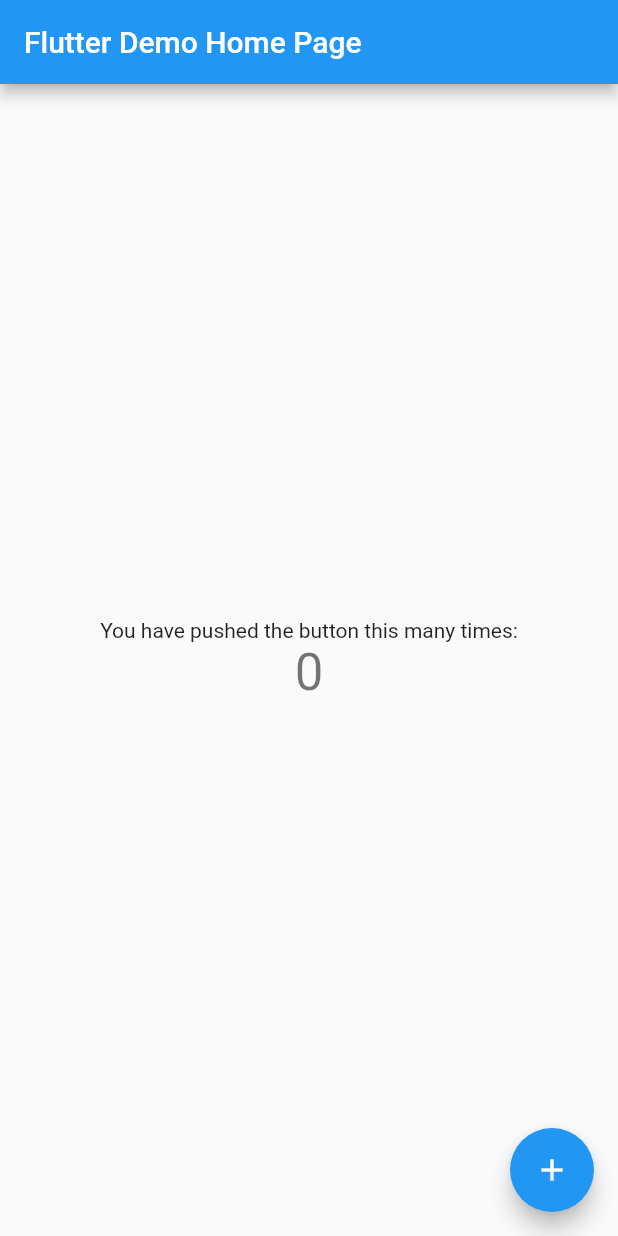
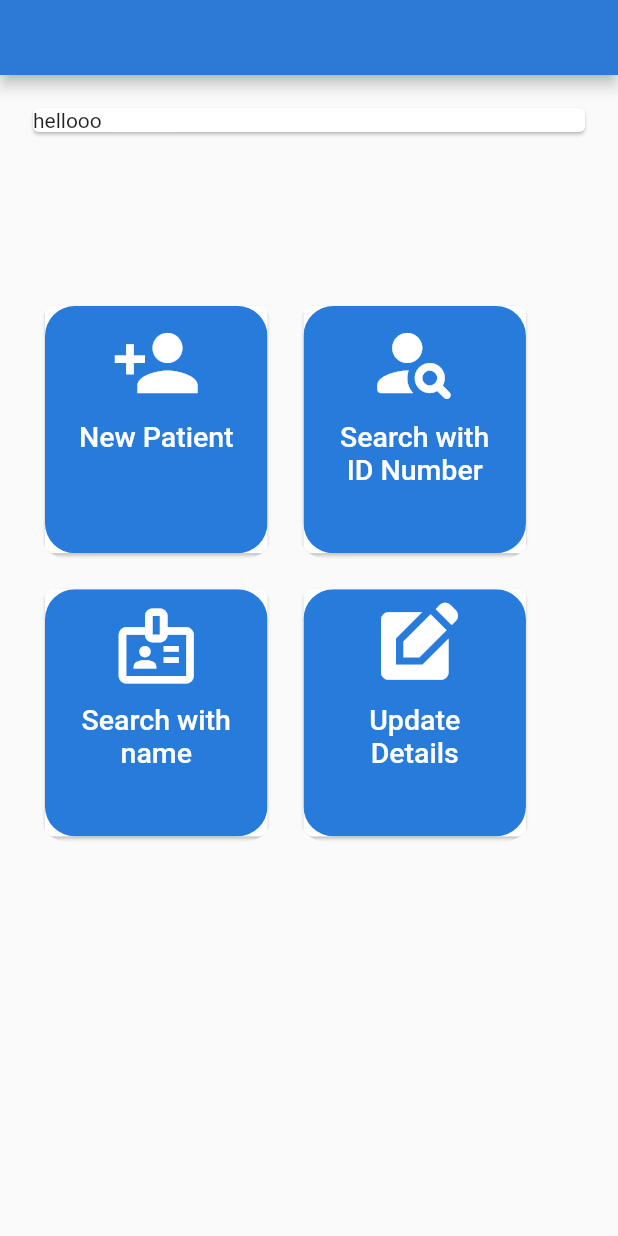
Before and after one commit to marvinlartey/roseth_eye_care, a Flutter app: the screen it shows after launch, on a phone screen of 412 x 824 dp. Run offline on Flutter 3.47's test engine with Material 2 defaults, Android fonts, the phone set to English and light mode, and no system bars; our stand-ins replace cloud_firestore, firebase_core; accounts and stored records are empty.

Commit message:
basic pages

```diff
--- /dev/null
+++ b/lib/Pages/staff/homepage_staff.dart
@@ -0,0 +1,114 @@
+import 'package:flutter/material.dart';
+import 'package:roseth_eye_care/Pages/staff/new_patient.dart';
+
+class StaffHomePage extends StatelessWidget {
+  const StaffHomePage({super.key});
+
+  @override
+  Widget build(BuildContext context) {
+    // ignore: unused_local_variable
+    double screenWidth = MediaQuery.of(context).size.width;
+    // ignore: unused_local_variable
+    double screenHeight = MediaQuery.of(context).size.height;
+    return Scaffold(
+      appBar: AppBar(
+        toolbarHeight: 50,
+        backgroundColor: const Color.fromARGB(255, 44, 122, 211),
+      ),
+      body: const Padding(
+        padding: EdgeInsets.all(18.0),
+        child: Column(children: [
+          Card(
+            child: Row(children: [Text("hellooo")]),
+          ),
+          Padding(padding: EdgeInsets.all(50)),
+          Row(
+            children: [
+              MainButton(
+                icon: Icons.person_add,
+                text: 'New Patient',
+              ),
+              MainButton(
+                icon: Icons.person_search_rounded,
+                text: 'Search with ID Number',
+              ),
+            ],
+          ),
+          Row(
+            children: [
+              MainButton(
+                icon: Icons.badge_outlined,
+                text: 'Search with name',
+              ),
+              MainButton(
+                icon: Icons.edit_square,
+                text: 'Update Details',
+              ),
+            ],
+          ),
+        ]),
+      ),
+    );
+  }
+}
+
+class MainButton extends StatelessWidget {
+  final String text;
+  final IconData icon;
+  const MainButton({
+    super.key,
+    required this.text,
+    required this.icon,
+  });
+
+  @override
+  Widget build(BuildContext context) {
+    double screenWidth = MediaQuery.of(context).size.width;
+    double screenHeight = MediaQuery.of(context).size.height;
+    return Padding(
+      padding: const EdgeInsets.all(8.0),
+      child: InkWell(
+        onTap: () {
+          Navigator.push(context,
+              MaterialPageRoute(builder: (context) => const NewPatient()));
+        },
+        child: ClipRRect(
+          borderRadius: const BorderRadius.all(Radius.circular(20)),
+          child: Card(
+            child: ClipRRect(
+              borderRadius: BorderRadius.circular(20),
+              child: Container(
+                color: const Color.fromARGB(255, 38, 123, 219),
+                width: screenWidth * 0.36,
+                height: screenHeight * 0.20,
+                child: Padding(
+                  padding: const EdgeInsets.all(8.0),
+                  child: Column(
+                    children: [
+                      Icon(
+                        icon,
+                        color: Colors.white,
+                        size: 60,
+                      ),
+                      Padding(
+                        padding: const EdgeInsets.all(8.0),
+                        child: Text(
+                          text,
+                          textAlign: TextAlign.center,
+                          style: const TextStyle(
+                              fontSize: 19,
+                              fontWeight: FontWeight.w500,
+                              color: Colors.white),
+                        ),
+                      )
+                    ],
+                  ),
+                ),
+              ),
+            ),
+          ),
+        ),
+      ),
+    );
+  }
+}
--- a/lib/main.dart
+++ b/lib/main.dart
@@ -1,115 +1,39 @@
+import 'package:cloud_firestore/cloud_firestore.dart';
+import 'package:firebase_core/firebase_core.dart';
 import 'package:flutter/material.dart';
+import 'package:roseth_eye_care/Pages/staff/homepage_staff.dart';
 
-void main() {
+void main() async {
+  WidgetsFlutterBinding.ensureInitialized();
+  await Firebase.initializeApp();
   runApp(const MyApp());
 }
 
 class MyApp extends StatelessWidget {
   const MyApp({super.key});
 
-  // This widget is the root of your application.
   @override
   Widget build(BuildContext context) {
     return MaterialApp(
+      debugShowCheckedModeBanner: false,
       title: 'Flutter Demo',
       theme: ThemeData(
-        // This is the theme of your application.
-        //
-        // Try running your application with "flutter run". You'll see the
-        // application has a blue toolbar. Then, without quitting the app, try
-        // changing the primarySwatch below to Colors.green and then invoke
-        // "hot reload" (press "r" in the console where you ran "flutter run",
-        // or simply save your changes to "hot reload" in a Flutter IDE).
-        // Notice that the counter didn't reset back to zero; the application
-        // is not restarted.
         primarySwatch: Colors.blue,
       ),
-      home: const MyHomePage(title: 'Flutter Demo Home Page'),
+      home: const StaffHomePage(),
     );
   }
 }
 
-class MyHomePage extends StatefulWidget {
-  const MyHomePage({super.key, required this.title});
-
-  // This widget is the home page of your application. It is stateful, meaning
-  // that it has a State object (defined below) that contains fields that affect
-  // how it looks.
-
-  // This class is the configuration for the state. It holds the values (in this
-  // case the title) provided by the parent (in this case the App widget) and
-  // used by the build method of the State. Fields in a Widget subclass are
-  // always marked "final".
-
-  final String title;
-
-  @override
-  State<MyHomePage> createState() => _MyHomePageState();
+void addPatient(String name, int age, String? gender, String idNumber,
+    String phoneNumber, String nextOfKin, String nextOfKinPhone) {
+  FirebaseFirestore.instance.collection('patients').add({
+    'name': name,
+    'age': age,
+    'gender': gender,
+    'idNumber': idNumber,
+    'phoneNumber': phoneNumber,
+    'nextOfKin': nextOfKin,
+    'nextOfKinPhone': nextOfKinPhone,
+  });
 }
-
-class _MyHomePageState extends State<MyHomePage> {
-  int _counter = 0;
-
-  void _incrementCounter() {
-    setState(() {
-      // This call to setState tells the Flutter framework that something has
-      // changed in this State, which causes it to rerun the build method below
-      // so that the display can reflect the updated values. If we changed
-      // _counter without calling setState(), then the build method would not be
-      // called again, and so nothing would appear to happen.
-      _counter++;
-    });
-  }
-
-  @override
-  Widget build(BuildContext context) {
-    // This method is rerun every time setState is called, for instance as done
-    // by the _incrementCounter method above.
-    //
-    // The Flutter framework has been optimized to make rerunning build methods
-    // fast, so that you can just rebuild anything that needs updating rather
-    // than having to individually change instances of widgets.
-    return Scaffold(
-      appBar: AppBar(
-        // Here we take the value from the MyHomePage object that was created by
-        // the App.build method, and use it to set our appbar title.
-        title: Text(widget.title),
-      ),
-      body: Center(
-        // Center is a layout widget. It takes a single child and positions it
-        // in the middle of the parent.
-        child: Column(
-          // Column is also a layout widget. It takes a list of children and
-          // arranges them vertically. By default, it sizes itself to fit its
-          // children horizontally, and tries to be as tall as its parent.
-          //
-          // Invoke "debug painting" (press "p" in the console, choose the
-          // "Toggle Debug Paint" action from the Flutter Inspector in Android
-          // Studio, or the "Toggle Debug Paint" command in Visual Studio Code)
-          // to see the wireframe for each widget.
-          //
-          // Column has various properties to control how it sizes itself and
-          // how it positions its children. Here we use mainAxisAlignment to
-          // center the children vertically; the main axis here is the vertical
-          // axis because Columns are vertical (the cross axis would be
-          // horizontal).
-          mainAxisAlignment: MainAxisAlignment.center,
-          children: <Widget>[
-            const Text(
-              'You have pushed the button this many times:',
-            ),
-            Text(
-              '$_counter',
-              style: Theme.of(context).textTheme.headlineMedium,
-            ),
-          ],
-        ),
-      ),
-      floatingActionButton: FloatingActionButton(
-        onPressed: _incrementCounter,
-        tooltip: 'Increment',
-        child: const Icon(Icons.add),
-      ), // This trailing comma makes auto-formatting nicer for build methods.
-    );
-  }
-}
--- a/pubspec.yaml
+++ b/pubspec.yaml
@@ -35,6 +35,8 @@
   # The following adds the Cupertino Icons font to your application.
   # Use with the CupertinoIcons class for iOS style icons.
   cupertino_icons: ^1.0.2
+  firebase_core: ^2.15.0
+  cloud_firestore: ^4.8.4
 
 dev_dependencies:
   flutter_test:
```
Also changed, not shown: lib/Pages/login.dart (added, +56 -0 lines), lib/Pages/staff/list_of_patients.dart (added, +55 -0 lines), lib/Pages/staff/new_patient.dart (added, +195 -0 lines), lib/Pages/staff/parient_details.dart (added, +40 -0 lines), pubspec.lock, 6 other files.
